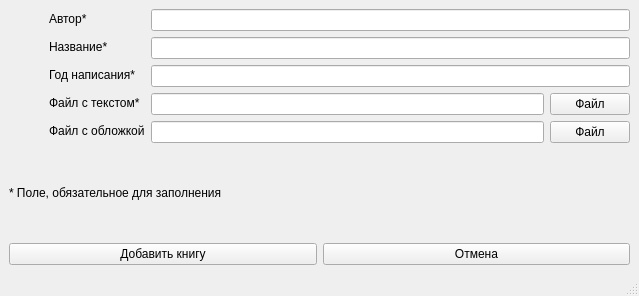
Qt form choice_book_window.ui (StartsevEgor/Library) before a commit.
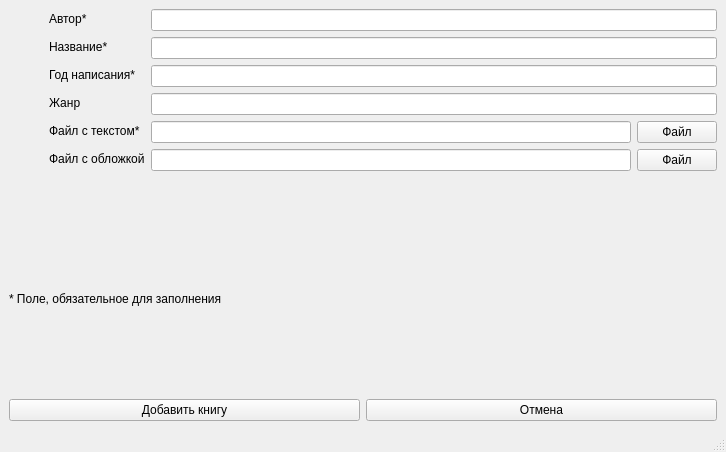
The same form after that commit.

```diff
--- a/choice_book_window.ui
+++ b/choice_book_window.ui
@@ -6,8 +6,8 @@
    <rect>
     <x>0</x>
     <y>0</y>
-    <width>639</width>
-    <height>296</height>
+    <width>726</width>
+    <height>452</height>
    </rect>
   </property>
   <property name="sizePolicy">
@@ -135,7 +135,7 @@
       <item row="2" column="1">
        <widget class="QLineEdit" name="yearEdit"/>
       </item>
-      <item row="3" column="0">
+      <item row="4" column="0">
        <layout class="QHBoxLayout" name="horizontalLayout_6">
         <item>
          <spacer name="horizontalSpacer_4">
@@ -165,7 +165,7 @@
         </item>
        </layout>
       </item>
-      <item row="3" column="1">
+      <item row="4" column="1">
        <layout class="QHBoxLayout" name="horizontalLayout_4">
         <item>
          <widget class="QLineEdit" name="textEdit">
@@ -192,7 +192,7 @@
         </item>
        </layout>
       </item>
-      <item row="4" column="0">
+      <item row="5" column="0">
        <layout class="QHBoxLayout" name="horizontalLayout_7">
         <item>
          <spacer name="horizontalSpacer_5">
@@ -222,7 +222,7 @@
         </item>
        </layout>
       </item>
-      <item row="4" column="1">
+      <item row="5" column="1">
        <layout class="QHBoxLayout" name="horizontalLayout_5">
         <item>
          <widget class="QLineEdit" name="pictureEdit">
@@ -249,6 +249,39 @@
         </item>
        </layout>
       </item>
+      <item row="3" column="0">
+       <layout class="QHBoxLayout" name="horizontalLayout_9">
+        <item>
+         <spacer name="horizontalSpacer_6">
+          <property name="orientation">
+           <enum>Qt::Horizontal</enum>
+          </property>
+          <property name="sizeHint" stdset="0">
+           <size>
+            <width>40</width>
+            <height>20</height>
+           </size>
+          </property>
+         </spacer>
+        </item>
+        <item>
+         <widget class="QLabel" name="label_7">
+          <property name="sizePolicy">
+           <sizepolicy hsizetype="Maximum" vsizetype="Maximum">
+            <horstretch>0</horstretch>
+            <verstretch>0</verstretch>
+           </sizepolicy>
+          </property>
+          <property name="text">
+           <string>Жанр</string>
+          </property>
+         </widget>
+        </item>
+       </layout>
+      </item>
+      <item row="3" column="1">
+       <widget class="QLineEdit" name="genreEdit"/>
+      </item>
      </layout>
     </item>
     <item row="2" column="0">
```
Left out of the diff: 16 changed lines with no effect on the pictures.
